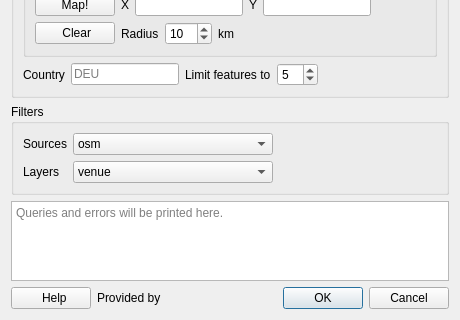
Before: the Qt Designer form PeliasGeocoding/gui/PeliasMainUI.ui in nilsnolde/pelias-qgis-plugin, drawn with Qt 5; both pictures show x 0 to 460 and y 541 to 861 of the 460 by 861 pixel window.
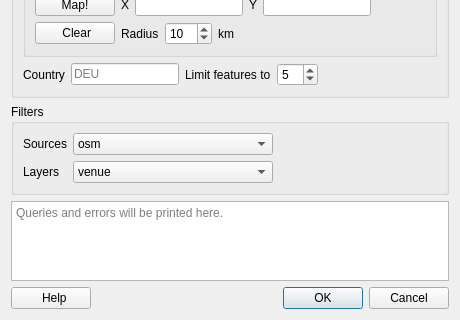
After: the same form once the commit is applied. Icons and pictures are not drawn. Custom widgets are drawn as their Qt base class.

Commit message: homepage points to Pelias documentation

Patch:
```diff
--- a/PeliasGeocoding/gui/PeliasMainUI.ui
+++ b/PeliasGeocoding/gui/PeliasMainUI.ui
@@ -7,7 +7,7 @@
     <x>0</x>
     <y>0</y>
     <width>460</width>
-    <height>903</height>
+    <height>983</height>
    </rect>
   </property>
   <property name="sizePolicy">
@@ -23,23 +23,7 @@
    <property name="sizeConstraint">
     <enum>QLayout::SetMinAndMaxSize</enum>
    </property>
-   <item row="8" column="1">
-    <widget class="QLabel" name="label_15">
-     <property name="sizePolicy">
-      <sizepolicy hsizetype="Fixed" vsizetype="Fixed">
-       <horstretch>0</horstretch>
-       <verstretch>0</verstretch>
-      </sizepolicy>
-     </property>
-     <property name="text">
-      <string>&lt;html&gt;&lt;head/&gt;&lt;body&gt;&lt;p align=middle&gt;Provided by &lt;a href=&quot;https://gis-ops.com&quot;&gt;&lt;img src=&quot;:/plugins/PeliasTools/gui/img/logo_gisops_300.png&quot; width=100/&gt;&lt;/a&gt;&lt;/p&gt;&lt;/body&gt;&lt;/html&gt;</string>
-     </property>
-     <property name="openExternalLinks">
-      <bool>true</bool>
-     </property>
-    </widget>
-   </item>
-   <item row="2" column="0" colspan="3">
+   <item row="2" column="0" colspan="2">
     <widget class="QTabWidget" name="search_tab">
      <property name="sizePolicy">
       <sizepolicy hsizetype="Preferred" vsizetype="Fixed">
@@ -438,7 +422,7 @@
      </widget>
     </widget>
    </item>
-   <item row="6" column="0" colspan="3">
+   <item row="6" column="0" colspan="2">
     <widget class="QgsCollapsibleGroupBox" name="search_filters_group">
      <property name="sizePolicy">
       <sizepolicy hsizetype="Preferred" vsizetype="Fixed">
@@ -606,7 +590,7 @@
      </layout>
     </widget>
    </item>
-   <item row="5" column="0" colspan="3">
+   <item row="5" column="0" colspan="2">
     <widget class="QgsCollapsibleGroupBox" name="search_rest_group">
      <property name="sizePolicy">
       <sizepolicy hsizetype="Preferred" vsizetype="Fixed">
@@ -1038,7 +1022,7 @@
      </property>
     </widget>
    </item>
-   <item row="8" column="2">
+   <item row="8" column="1">
     <widget class="QDialogButtonBox" name="buttonBox">
      <property name="orientation">
       <enum>Qt::Horizontal</enum>
@@ -1048,7 +1032,7 @@
      </property>
     </widget>
    </item>
-   <item row="3" column="0" colspan="3">
+   <item row="3" column="0" colspan="2">
     <widget class="QgsCollapsibleGroupBox" name="search_focus_group">
      <property name="sizePolicy">
       <sizepolicy hsizetype="Preferred" vsizetype="Fixed">
@@ -1176,7 +1160,7 @@
      </layout>
     </widget>
    </item>
-   <item row="1" column="0" colspan="3">
+   <item row="1" column="0" colspan="2">
     <widget class="QWidget" name="widget_4" native="true">
      <property name="sizePolicy">
       <sizepolicy hsizetype="Preferred" vsizetype="Fixed">
@@ -1242,7 +1226,7 @@
      </layout>
     </widget>
    </item>
-   <item row="7" column="0" colspan="3">
+   <item row="7" column="0" colspan="2">
     <widget class="QTextBrowser" name="debug_text">
      <property name="sizePolicy">
       <sizepolicy hsizetype="Expanding" vsizetype="Fixed">
```
The commit also changes 1 other file.
